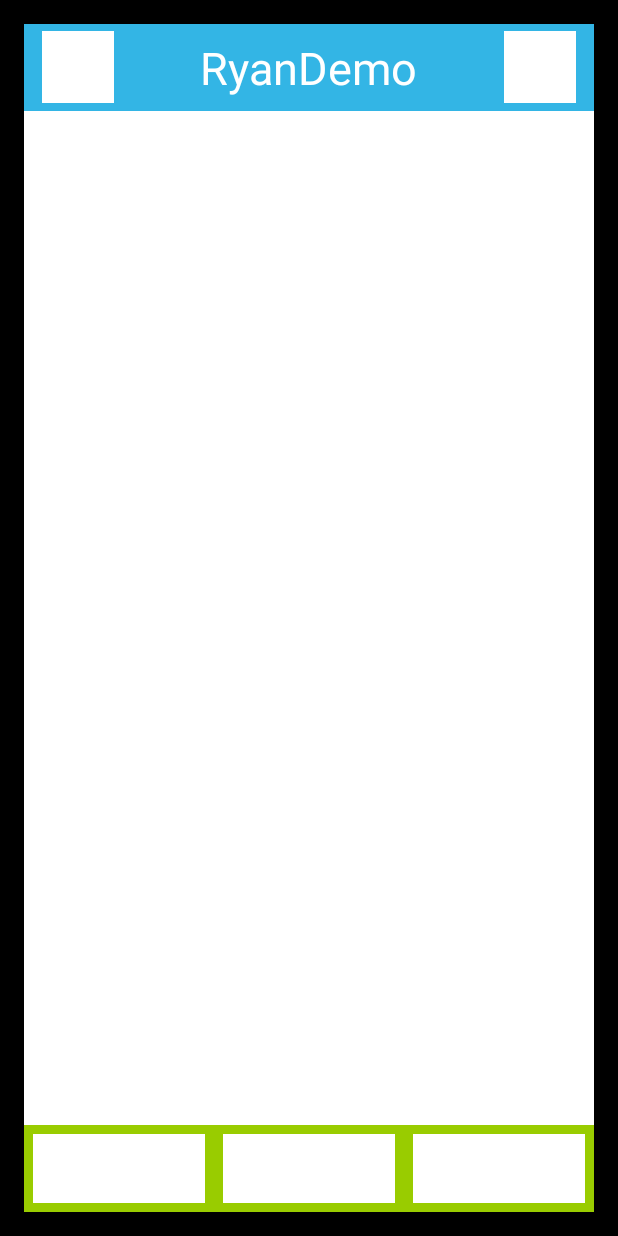
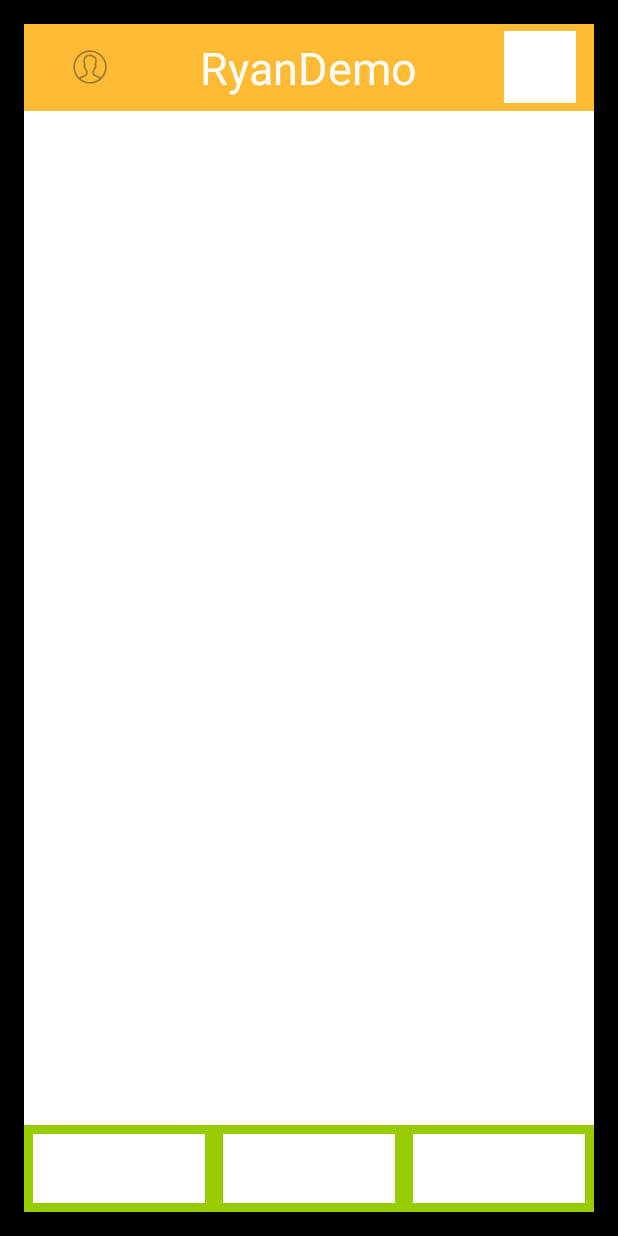
Before and after one commit to keegan118/RyanAndroidDemo, an Android app: the screen it shows after launch (MainActivity), on a phone screen of 412 x 824 dp. Run offline under Robolectric (Android 15) with nearby library versions, the phone set to English and light mode, and no system bars.

Commit message:
Added Icon to View Pager

```diff
--- /dev/null
+++ b/app/src/main/res/drawable/bt_style.xml
@@ -0,0 +1,6 @@
+<?xml version="1.0" encoding="utf-8"?>
+<selector xmlns:android="http://schemas.android.com/apk/res/android">
+    <item android:state_pressed="false" android:drawable="@drawable/ic_viewpager_no"/>
+    <item android:state_focused="true" android:drawable="@drawable/ic_viewpager_yes"/>
+    <item android:state_pressed="true" android:drawable="@drawable/ic_viewpager_yes"/>
+</selector>
--- a/app/src/main/res/layout/activity_main.xml
+++ b/app/src/main/res/layout/activity_main.xml
@@ -15,7 +15,7 @@
         android:id="@+id/title_bar"
         android:layout_width="match_parent"
         android:layout_height="58dp"
-        android:background="@android:color/holo_blue_light">
+        android:background="@android:color/holo_orange_light">
 
         <TextView
             android:layout_width="wrap_content"
@@ -27,21 +27,23 @@
             android:layout_centerInParent="true"/>
 
         <ImageButton
-            android:id="@+id/topLeftButton"
-            android:layout_width="48dp"
-            android:layout_height="48dp"
-            android:background="@color/white"
-            android:layout_marginLeft="12dp"
-            android:layout_centerVertical="true"
-            android:layout_alignParentLeft="true"/>
-
-        <ImageButton
             android:layout_width="48dp"
             android:layout_height="48dp"
             android:background="@color/white"
             android:layout_marginRight="12dp"
             android:layout_centerVertical="true"
             android:layout_alignParentRight="true"/>
+
+        <ImageButton
+            android:id="@+id/topLeftButton"
+            android:layout_width="48dp"
+            android:layout_height="48dp"
+            android:background="@android:color/transparent"
+            android:src="@drawable/bt_style"
+            android:layout_marginLeft="12dp"
+            android:layout_centerVertical="true"
+            android:layout_alignParentStart="true"
+            android:layout_marginStart="20dp" />
 
     </RelativeLayout>
 
```
Also changed, not shown: app/src/main/res/drawable-hdpi/ic_viewpager_no.png (added), app/src/main/res/drawable-hdpi/ic_viewpager_yes.png (added), app/src/main/res/drawable-mdpi/ic_viewpager_no.png (added), app/src/main/res/drawable-mdpi/ic_viewpager_yes.png (added), app/src/main/res/drawable-xhdpi/ic_viewpager_no.png (added), app/src/main/res/drawable-xhdpi/ic_viewpager_yes.png (added), app/src/main/res/drawable-xxhdpi/ic_viewpager_no.png (added), app/src/main/res/drawable-xxhdpi/ic_viewpager_yes.png (added).
